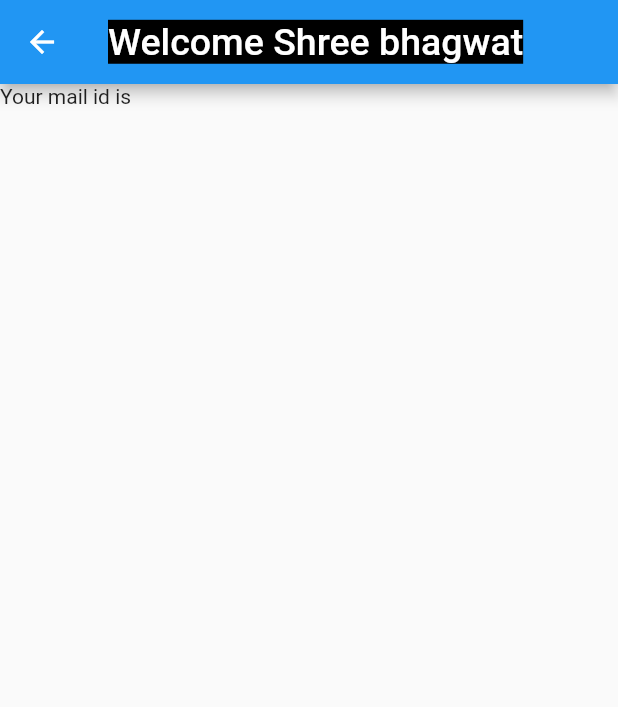
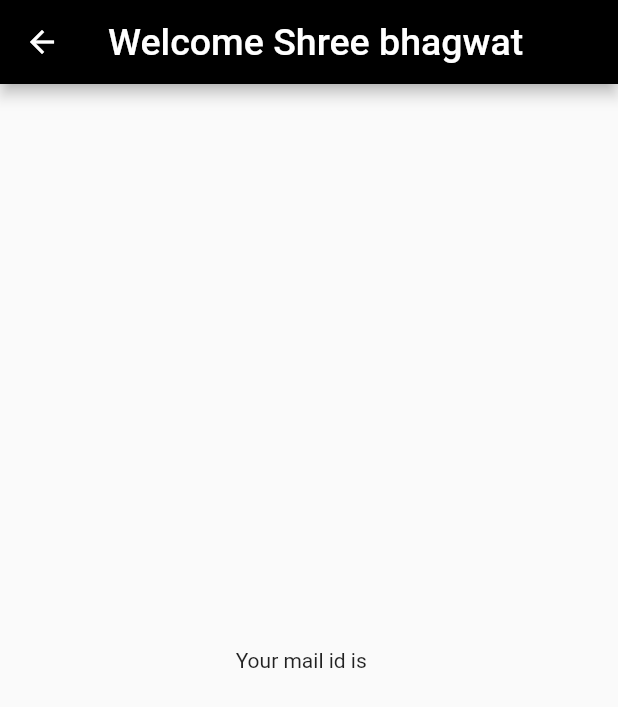
Before and after one commit to ShreeBhagwat/git_t, a Flutter app: the screen it shows after launch, after a tap on "login", on a phone screen of 412 x 824 dp. Shown: the top 707 px of the screen. Run offline on Flutter 3.47's test engine with Material 2 defaults, Android fonts, the phone set to English and light mode, and no system bars.

Commit message:
home page app bar

```diff
--- a/lib/home_page.dart
+++ b/lib/home_page.dart
@@ -1,5 +1,4 @@
 import 'package:flutter/material.dart';
-
 
 class HomePage extends StatelessWidget {
   const HomePage({super.key, required this.name, required this.email});
@@ -9,15 +8,13 @@ class HomePage extends StatelessWidget {
   Widget build(BuildContext context) {
     return Scaffold(
         appBar: AppBar(
+          backgroundColor: Colors.black,
           title: Text(
             "Welcome $name ",
-            style: const TextStyle(
-                fontSize: 25,
-                backgroundColor: Colors.black,
-                color: Colors.white),
+            style: const TextStyle(fontSize: 25, color: Colors.white),
           ),
         ),
-        body: Container(
+        body: Center(
           child: Text("Your mail id is $email  "),
         ));
   }
```
Also changed, not shown: lib/signup_page.dart (+7 -0 lines).
